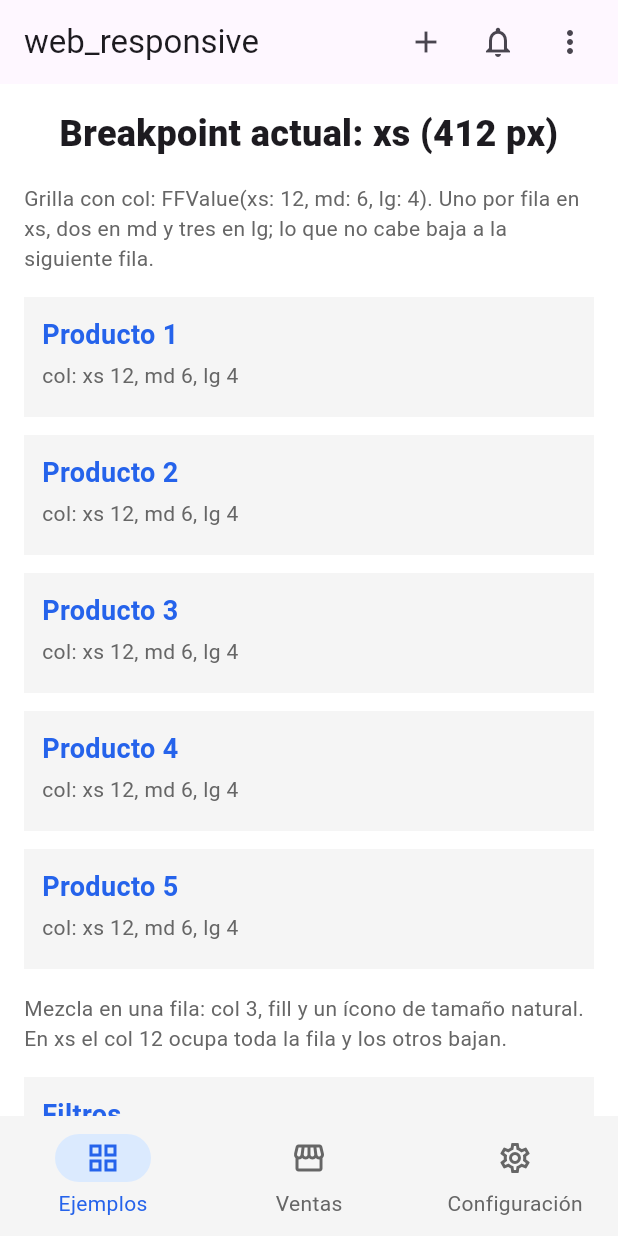
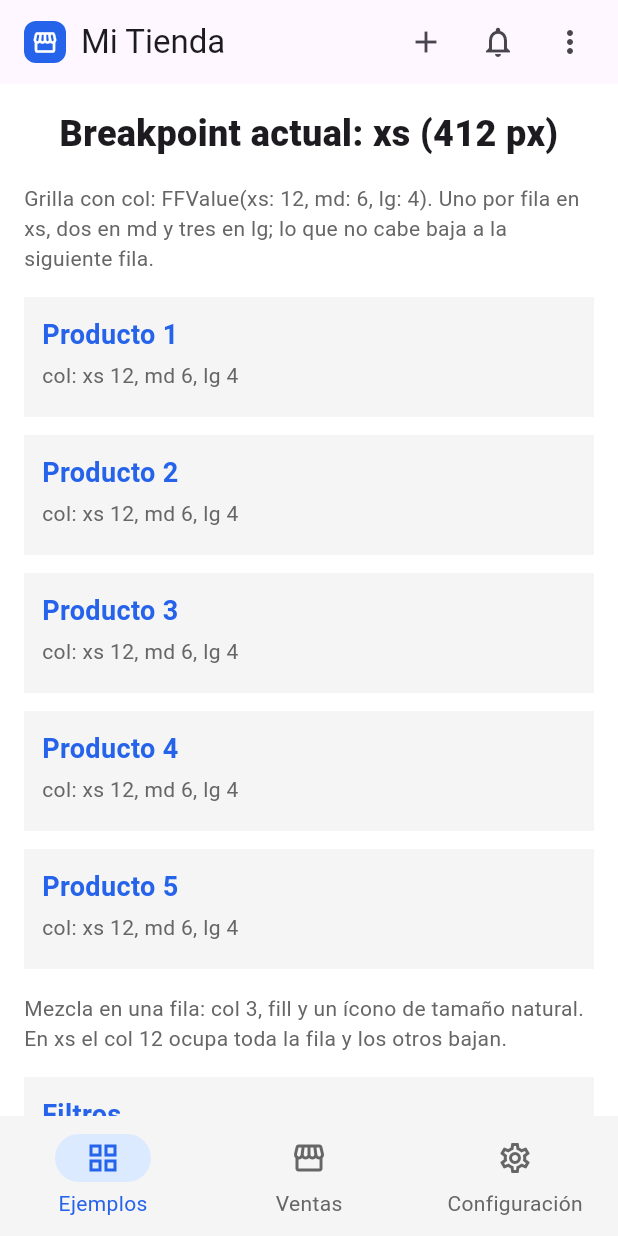
Before and after one commit to jgilpragma23/flow_frame, a Flutter app: the screen it shows after launch, on a phone screen of 412 x 824 dp. Run offline on Flutter 3.47's test engine with Material 3 defaults, Android fonts, the phone set to English and light mode, and no system bars.

Commit message:
feat(example): mostrar la marca y usar drawer en todos los tamaños con ?nav=drawer

```diff
--- a/example/lib/main.dart
+++ b/example/lib/main.dart
@@ -135,8 +135,25 @@ class _ExampleShellState extends State<ExampleShell> {
     final drawer = nav == 'drawer';
     final top = nav == 'top';
     return FFScaffold(
+      brand: FFBrand(
+        logo: Container(
+          width: 28,
+          height: 28,
+          decoration: BoxDecoration(
+            color: AppColors.primary.resolve(context),
+            borderRadius: BorderRadius.circular(8),
+          ),
+          child: const Icon(
+            Icons.storefront_outlined,
+            color: Colors.white,
+            size: 18,
+          ),
+        ),
+        title: const Text('Mi Tienda'),
+        subtitle: const Text('Admin'),
+        onTap: () => setState(() => _selected = 'ejemplos'),
+      ),
       appBar: AppBar(
-        title: const Text('web_responsive'),
         actions: [
           FFActions(
             actions: [
@@ -192,7 +209,11 @@ class _ExampleShellState extends State<ExampleShell> {
           selectedLabelColor: AppColors.primary,
         ),
         md: FFNavStyle(
-          type: top ? FFNavigation.appBar : FFNavigation.rail,
+          type: drawer
+              ? FFNavigation.drawer
+              : top
+              ? FFNavigation.appBar
+              : FFNavigation.rail,
           expandMode: WRRailExpand.overlay,
           shadow: true,
         ),
```
